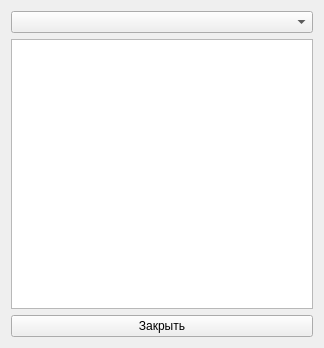
Above: showtimewindow.ui from xaionaro/tasks before the change. Below: the same form after it.
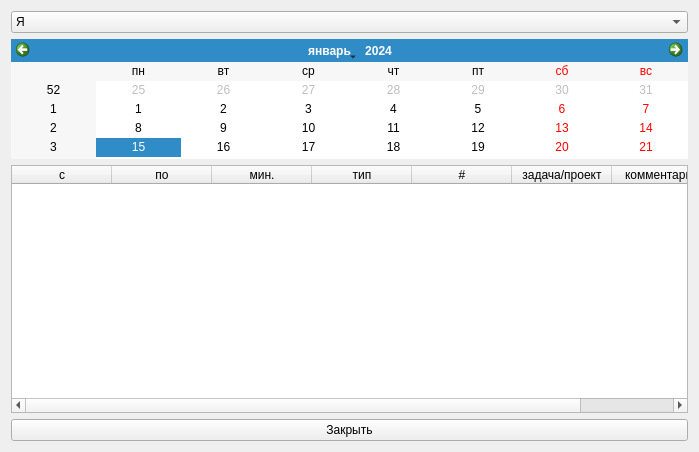
That is the form after the change.

```diff
--- a/showtimewindow.ui
+++ b/showtimewindow.ui
@@ -6,8 +6,8 @@
    <rect>
     <x>0</x>
     <y>0</y>
-    <width>324</width>
-    <height>348</height>
+    <width>699</width>
+    <height>452</height>
    </rect>
   </property>
   <property name="windowTitle">
@@ -17,10 +17,65 @@
    <item>
     <layout class="QVBoxLayout" name="layout">
      <item>
-      <widget class="QComboBox" name="user"/>
+      <widget class="QComboBox" name="user">
+       <item>
+        <property name="text">
+         <string>Я</string>
+        </property>
+       </item>
+      </widget>
      </item>
      <item>
-      <widget class="QTableWidget" name="timeEntries"/>
+      <widget class="QCalendarWidget" name="date">
+       <property name="maximumSize">
+        <size>
+         <width>16777215</width>
+         <height>120</height>
+        </size>
+       </property>
+       <property name="locale">
+        <locale language="Russian" country="Russia"/>
+       </property>
+      </widget>
+     </item>
+     <item>
+      <widget class="QTableWidget" name="timeEntries">
+       <column>
+        <property name="text">
+         <string>с</string>
+        </property>
+       </column>
+       <column>
+        <property name="text">
+         <string>по</string>
+        </property>
+       </column>
+       <column>
+        <property name="text">
+         <string>мин.</string>
+        </property>
+       </column>
+       <column>
+        <property name="text">
+         <string>тип</string>
+        </property>
+       </column>
+       <column>
+        <property name="text">
+         <string>#</string>
+        </property>
+       </column>
+       <column>
+        <property name="text">
+         <string>задача/проект</string>
+        </property>
+       </column>
+       <column>
+        <property name="text">
+         <string>комментарий</string>
+        </property>
+       </column>
+      </widget>
      </item>
      <item>
       <widget class="QPushButton" name="closeButton">
```
